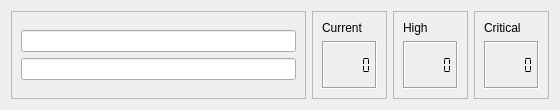
This is ui/temperature_widget.ui in deskos-xp/hydrogenous as Qt 5 draws it before an edit. The edited form follows.
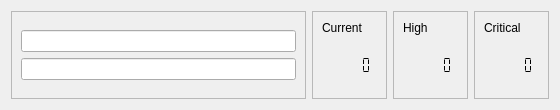
This is the edited form.

The edit to the form file:
```diff
--- a/ui/temperature_widget.ui
+++ b/ui/temperature_widget.ui
@@ -44,6 +44,9 @@
             <property name="frameShadow">
              <enum>QFrame::Sunken</enum>
             </property>
+            <property name="lineWidth">
+             <number>0</number>
+            </property>
             <property name="midLineWidth">
              <number>0</number>
             </property>
@@ -89,6 +92,9 @@
             <property name="frameShadow">
              <enum>QFrame::Sunken</enum>
             </property>
+            <property name="lineWidth">
+             <number>0</number>
+            </property>
             <property name="midLineWidth">
              <number>0</number>
             </property>
@@ -134,6 +140,9 @@
             <property name="frameShadow">
              <enum>QFrame::Sunken</enum>
             </property>
+            <property name="lineWidth">
+             <number>0</number>
+            </property>
             <property name="midLineWidth">
              <number>0</number>
             </property>
```
